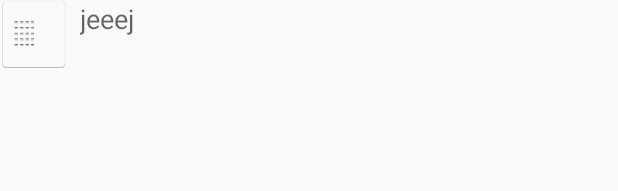
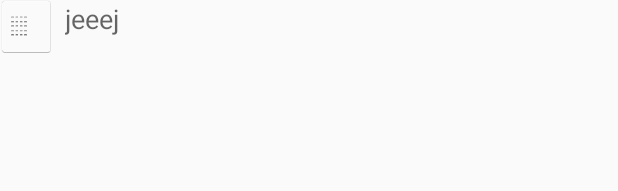
Before and after one commit to oSoc14/Artoria, an Android app: the layout route_list_item.xml on its own in the app's theme, with its tools: preview values and no code run, on a phone screen of 412 x 824 dp. Shown: the top 191 px of the screen. Run offline under Robolectric (Android 15) with nearby library versions, the phone set to English and light mode, and no system bars.

Commit message:
#55 fixed layout error

```diff
--- a/app/src/main/java/be/artoria/belfortapp/fragments/MapFragment.java
+++ b/app/src/main/java/be/artoria/belfortapp/fragments/MapFragment.java
@@ -22,6 +22,7 @@ import android.view.ViewTreeObserver;
 import android.widget.Button;
 import android.widget.ImageButton;
 import android.widget.ListView;
+import android.widget.RelativeLayout;
 import android.widget.TextView;
 import android.widget.Toast;
 
@@ -295,7 +296,7 @@ public class MapFragment extends android.support.v4.app.Fragment {
     }
 
     private void toggleMap(boolean showMap){
-        final MapView mapview = (MapView)getView().findViewById(R.id.mapview);
+        final RelativeLayout mapview = (RelativeLayout)getView().findViewById(R.id.mapContainer);
         mapview.setVisibility(showMap ? View.VISIBLE : View.GONE);
         final ListView cntDesc = (ListView)getView().findViewById(R.id.lstRouteDesc);
         cntDesc.setVisibility( showMap ? View.GONE : View.VISIBLE);
--- a/app/src/main/res/layout/route_list_item.xml
+++ b/app/src/main/res/layout/route_list_item.xml
@@ -12,8 +12,9 @@
     <ImageView
         android:id="@+id/drag_handle"
         android:background="@drawable/drag"
-        android:layout_width="45dp"
-        android:layout_height="45dp"
+        android:layout_width="35dp"
+        android:layout_height="35dp"
+        android:scaleType="fitXY"
         android:layout_weight="0" />
 
     <TextView
```
Also changed, not shown: app/src/main/res/layout/fragment_map.xml (+3 -4 lines).
